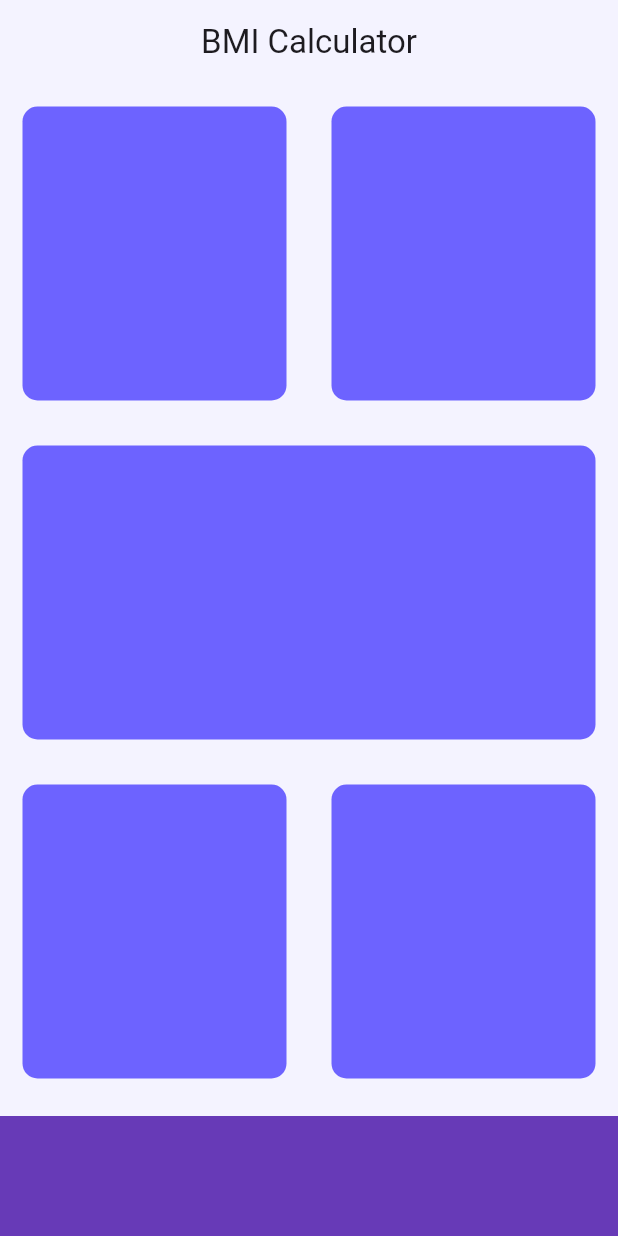
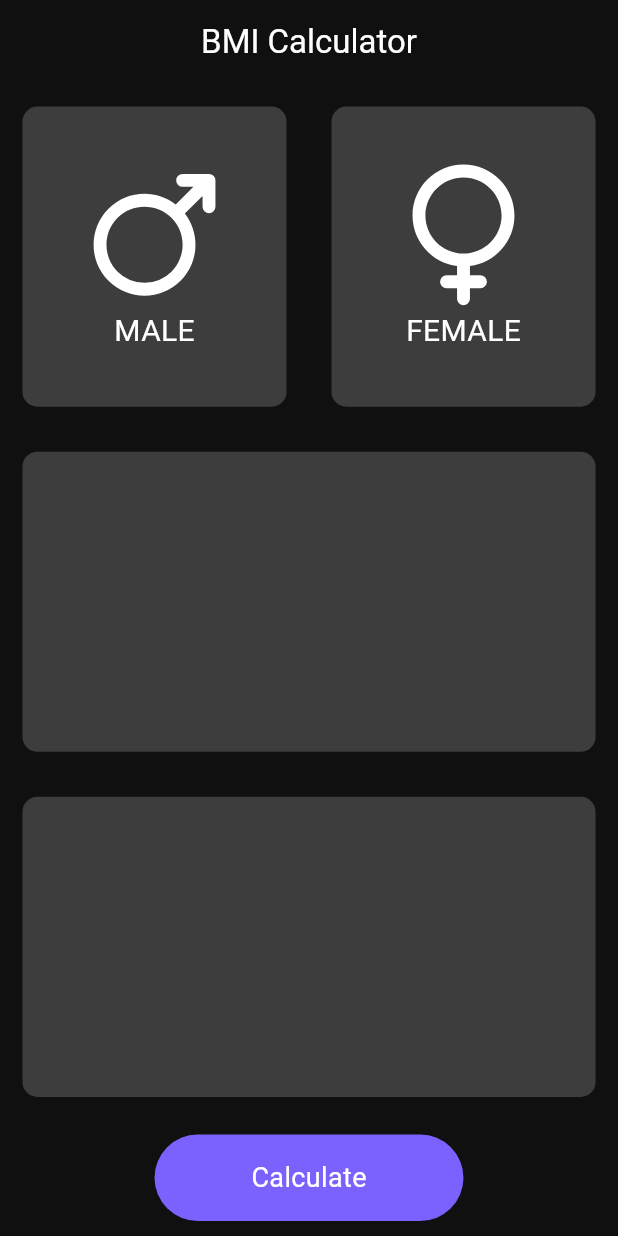
Before and after one commit to mayurpawar17/bmi-calculator-app, a Flutter app: the screen it shows after launch, on a phone screen of 412 x 824 dp. Run offline on Flutter 3.47's test engine with Material 3 defaults, Android fonts, the phone set to English and light mode, and no system bars; our stand-ins replace flutter_font_icons, hexcolor.

Commit message:
create custom widget for reusablility

```diff
--- a/lib/input_page.dart
+++ b/lib/input_page.dart
@@ -1,8 +1,13 @@
-import 'package:bmi_calculator_app/reusable_card.dart';
+import 'package:bmi_calculator_app/widgets/child_card.dart';
+import 'package:bmi_calculator_app/widgets/custom_button.dart';
+import 'package:bmi_calculator_app/widgets/custom_card.dart';
 import 'package:flutter/material.dart';
+import 'package:flutter_font_icons/flutter_font_icons.dart';
 import 'package:hexcolor/hexcolor.dart';
 
-const bottomContainerHeight=80.0;
+const primaryColor = '#101010';
+const secondaryColor = '#3D3D3D';
+const buttonColor = '#7B62FF';
 
 class InputPage extends StatefulWidget {
   const InputPage({super.key});
@@ -12,40 +17,48 @@ class InputPage extends StatefulWidget {
 }
 
 class _InputPageState extends State<InputPage> {
-
-
   @override
   Widget build(BuildContext context) {
     return Scaffold(
       appBar: AppBar(
-        title: Center(child: Text("BMI Calculator")),
-        backgroundColor: HexColor('#F4F3FF'),
+        title: Center(
+          child: Text("BMI Calculator", style: TextStyle(color: Colors.white)),
+        ),
+        backgroundColor: HexColor(primaryColor),
       ),
       body: Column(
         children: [
           Expanded(
             child: Row(
               children: [
-                Expanded(child: ReusableCard(color: HexColor('#6d63ff'))),
-                Expanded(child: ReusableCard(color: HexColor('#6d63ff'))),
+                Expanded(
+                  child: ReusableCard(
+                    color: HexColor(secondaryColor),
+                    childCard: ChildCard(cardText: 'MALE', icon: Ionicons.male),
+                  ),
+                ),
+                Expanded(
+                  child: ReusableCard(
+                    color: HexColor(secondaryColor),
+                    childCard: ChildCard(
+                      cardText: 'FEMALE',
+                      icon: Ionicons.female,
+                    ),
+                  ),
+                ),
               ],
             ),
           ),
-          Expanded(child: ReusableCard(color: HexColor('#6d63ff'))),
+          Expanded(child: ReusableCard(color: HexColor(secondaryColor))),
           Expanded(
             child: Row(
               children: [
-                Expanded(child: ReusableCard(color: HexColor('#6d63ff'))),
-                Expanded(child: ReusableCard(color: HexColor('#6d63ff'))),
+                Expanded(child: ReusableCard(color: HexColor(secondaryColor))),
+                // Expanded(child: ReusableCard(color: HexColor(secondaryColor))),
               ],
             ),
           ),
-          Container(
-            color: Colors.deepPurple,
-            margin: EdgeInsets.only(top: 10.0),
-            width: double.infinity,
-            height:bottomContainerHeight  ,
-          ),
+          CustomButton(color: HexColor(buttonColor), buttonText: 'Calculate'),
         ],
       ),
     );
--- a/lib/main.dart
+++ b/lib/main.dart
@@ -2,6 +2,8 @@ import 'package:flutter/material.dart';
 import 'package:hexcolor/hexcolor.dart';
 
 import 'input_page.dart';
+
+const primaryColor = '#101010';
 
 void main() {
   runApp(const BMICalculator());
@@ -13,7 +15,9 @@ class BMICalculator extends StatelessWidget {
   @override
   Widget build(BuildContext context) {
     return MaterialApp(
-      theme: ThemeData.light().copyWith( scaffoldBackgroundColor: HexColor('#F4F3FF'),),
+      theme: ThemeData.light().copyWith(
+        scaffoldBackgroundColor: HexColor(primaryColor),
+      ),
       debugShowCheckedModeBanner: false,
       home: InputPage(),
     );
--- /dev/null
+++ b/lib/widgets/child_card.dart
@@ -0,0 +1,21 @@
+import 'package:flutter/material.dart';
+
+class ChildCard extends StatelessWidget {
+  const ChildCard({super.key, this.icon, this.cardText});
+
+  final icon;
+  final cardText;
+
+  @override
+  Widget build(BuildContext context) {
+    return Center(
+      child: Column(
+        mainAxisAlignment: MainAxisAlignment.center,
+        children: [
+          Icon(icon, size: 100, color: Colors.white),
+          Text(cardText, style: TextStyle(fontSize: 20, color: Colors.white)),
+        ],
+      ),
+    );
+  }
+}
--- /dev/null
+++ b/lib/widgets/custom_button.dart
@@ -0,0 +1,32 @@
+import 'package:flutter/material.dart';
+
+const buttonColor = '#7B62FF';
+const containerHeight = 80.0;
+
+class CustomButton extends StatelessWidget {
+  const CustomButton({super.key, this.color, this.buttonText});
+
+  final color;
+  final buttonText;
+
+  @override
+  Widget build(BuildContext context) {
+    final width = MediaQuery.of(context).size.width * 0.5;
+    final height = MediaQuery.of(context).size.height * 0.07;
+    return Container(
+      margin: EdgeInsets.only(top: 10.0, bottom: 10.0),
+      width: width,
+      height: height,
+      decoration: BoxDecoration(
+        color: color,
+        borderRadius: BorderRadius.circular(40.0),
+      ),
+      child: Column(
+        mainAxisAlignment: MainAxisAlignment.center,
+        children: [
+          Text(buttonText, style: TextStyle(fontSize: 18, color: Colors.white)),
+        ],
+      ),
+    );
+  }
+}
--- a/lib/reusable_card.dart
+++ b/lib/widgets/custom_card.dart
@@ -1,15 +1,23 @@
 import 'package:flutter/material.dart';
 
 class ReusableCard extends StatelessWidget {
+  const ReusableCard({
+    super.key,
+    this.height,
+    this.width,
+    required this.color,
+    this.childCard,
+  });
+
   final height;
   final width;
   final color;
-
-  const ReusableCard({super.key, this.height, this.width, required this.color});
+  final childCard;
 
   @override
   Widget build(BuildContext context) {
     return Container(
+      child: childCard,
       height: height,
       width: width,
       margin: EdgeInsets.all(15.0),
--- a/pubspec.yaml
+++ b/pubspec.yaml
@@ -35,6 +35,7 @@ dependencies:
   # Use with the CupertinoIcons class for iOS style icons.
   cupertino_icons: ^1.0.8
   hexcolor: ^3.0.1
+  flutter_font_icons: ^2.2.7
 
 dev_dependencies:
   flutter_test:
```
Also changed, not shown: pubspec.lock.
